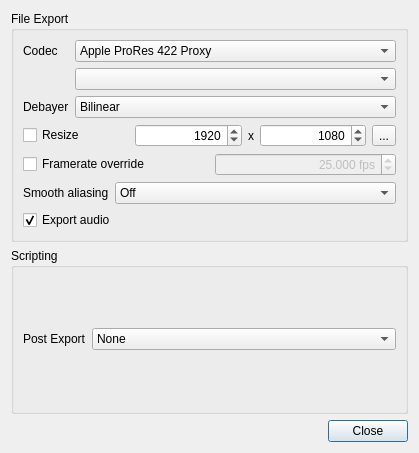
The window that platform/qt/ExportSettingsDialog.ui (ilia3101/MLV-App) describes before a commit, drawn with Qt 5.
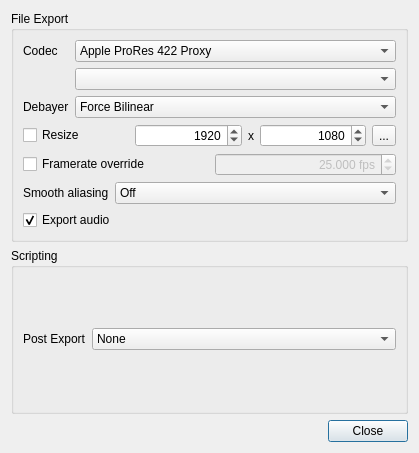
The same window after the commit. Icons and pictures are not drawn.

What changed in the file:
```diff
--- a/platform/qt/ExportSettingsDialog.ui
+++ b/platform/qt/ExportSettingsDialog.ui
@@ -152,7 +152,7 @@
          <widget class="QComboBox" name="comboBoxDebayer">
           <item>
            <property name="text">
-            <string>Bilinear</string>
+            <string>Force Bilinear</string>
            </property>
           </item>
           <item>
```
Left out of the diff: 11 changed lines with no effect on the pictures.
